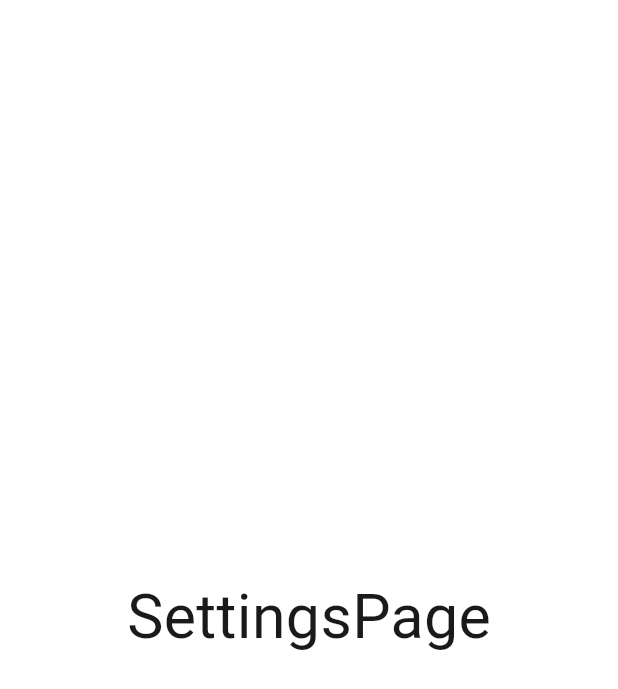
After one commit to SoLit-2025/sync2sing-fe, a Flutter app: the SettingsPage screen opened by its route, on a phone screen of 412 x 824 dp. The commit adds this screen. Shown: the top 689 px of the screen. Run offline on Flutter 3.47's test engine with Material 3 defaults, Android fonts, the phone set to English and light mode, and no system bars; our stand-ins replace dots_indicator, flutter_riverpod, flutter_screenutil, go_router, just_audio, permission_handler and 1 more; missing offline and left inert: flutter_sound, pitch_detector_dart; Roboto replaces fonts that are missing (PretendardVariable).

Commit message:
🧹 Chore: Settings 페이지 추가

```diff
--- a/lib/config/routes/my_routes.dart
+++ b/lib/config/routes/my_routes.dart
@@ -1,6 +1,7 @@
 import 'package:go_router/go_router.dart';
 import 'package:sync2sing/config/routes/route_names.dart';
 import 'package:sync2sing/features/my/views/my_page.dart';
+import 'package:sync2sing/features/my/views/settings_page.dart';
 import 'package:sync2sing/features/report/views/vocal_analysis_report_page.dart';
 
 final List<GoRoute> myRoutes = [
@@ -10,6 +11,11 @@ final List<GoRoute> myRoutes = [
     builder: (context, state) => const MyPage(),
   ),
   GoRoute(
+    path: AppRoutePaths.settings,
+    name: AppRouteNames.settings,
+    builder: (context, state) => const SettingsPage(),
+  ),
+  GoRoute(
     path: AppRoutePaths.vocalAnalysisReport,
     name: AppRouteNames.vocalAnalysisReport,
     builder: (context, state) => const VocalAnalysisReportPage(),
--- a/lib/config/routes/route_names.dart
+++ b/lib/config/routes/route_names.dart
@@ -21,6 +21,7 @@ abstract class AppRouteNames {
   static const soloTrainingHome = 'soloTraining';
   static const duetTrainingHome = 'duetTrainingHome';
   static const my = 'my';
+  static const settings = 'settings';
   static const vocalAnalysisReport = 'vocalAnalysisReport';
 }
 
@@ -46,5 +47,6 @@ abstract class AppRoutePaths {
   static const soloTrainingHome = '/solo_training/home';
   static const duetTrainingHome = '/duet_training/home';
   static const my = '/my';
+  static const settings = '/my/settings';
   static const vocalAnalysisReport = '/vocal_analysis_report';
 }
--- /dev/null
+++ b/lib/features/my/views/settings_page.dart
@@ -0,0 +1,11 @@
+import 'package:flutter/material.dart';
+import 'package:sync2sing/config/theme/app_text_styles.dart';
+
+class SettingsPage extends StatelessWidget {
+  const SettingsPage({super.key});
+
+  @override
+  Widget build(BuildContext context) {
+    return Scaffold(body: Center(child: Text("SettingsPage", style: AppTextStyles.display1)));
+  }
+}
```
